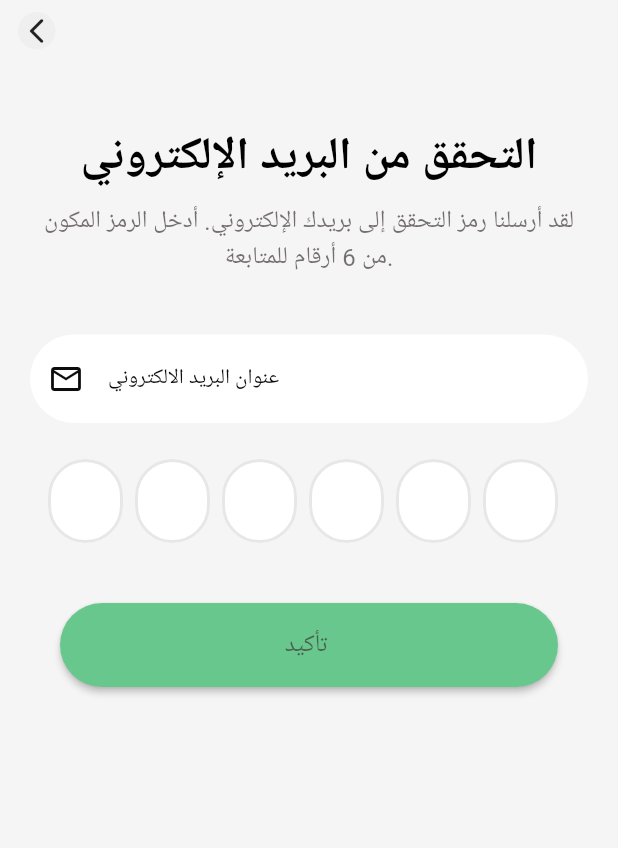
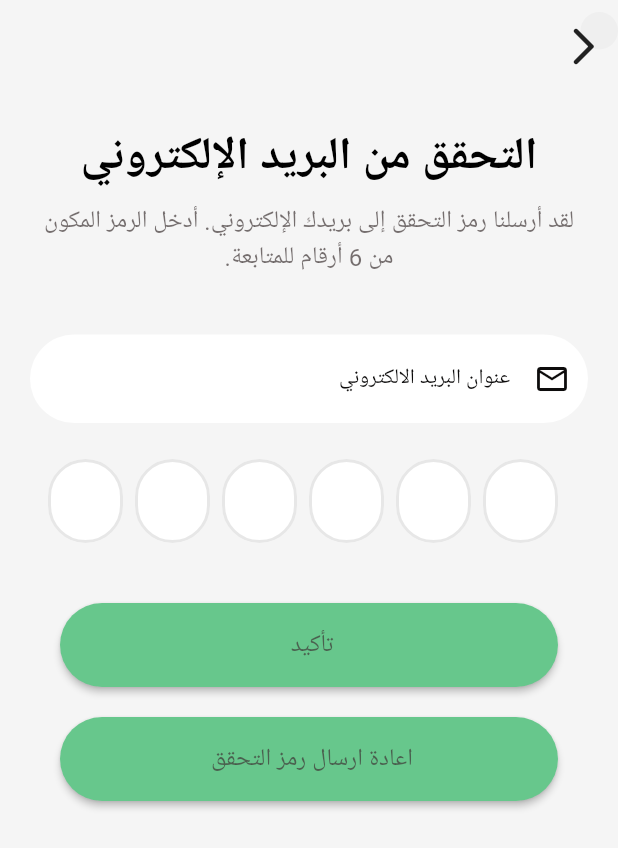
Before and after one commit to sidratello/net_application, a Flutter app: the OTPscreen screen opened by its route, on a phone screen of 412 x 824 dp. Shown: the top 848 px of the screen. Run offline on Flutter 3.47's test engine with Material 3 defaults, Android fonts, the phone set to English and light mode, and no system bars; drawn by our look-alikes of flutter_otp_text_field; our stand-ins replace bloc, dartz, dio, equatable, flutter_bloc, flutter_local_notifications and 3 more; missing offline and left inert: signalr_core; accounts and stored records are empty.

Commit message:
change in design and add resend otp

```diff
--- a/lib/feature/Auth/data/repos/auth_repo.dart
+++ b/lib/feature/Auth/data/repos/auth_repo.dart
@@ -18,6 +18,10 @@ abstract class AuthRepo {
      required String code,
       required String Email, });
 
+          Future<Either<Failure, Map<String, dynamic>>> fetchdataresendotp({
+
+      required String Email, });
+
           Future<Either<Failure, Map<String, dynamic>>> fetchdatalogin({
      required dynamic password,
       required String Email, });
--- /dev/null
+++ b/lib/feature/Auth/presentation/manager/resendotpcubit/resendotp_state.dart
@@ -0,0 +1,26 @@
+part of 'resendotp_cubit.dart';
+
+sealed class ResendotpState extends Equatable {
+  const ResendotpState();
+
+  @override
+  List<Object> get props => [];
+}
+
+final class ResendotpInitial extends ResendotpState {}
+
+
+class ResendotpLoading extends ResendotpState {}
+
+class ResendotpSuccess extends ResendotpState {
+  final String message;
+
+  const ResendotpSuccess({required this.message});
+
+}
+
+class ResendotpFailure extends ResendotpState {
+  final String errMessage;
+  const ResendotpFailure(this.errMessage);
+
+}
--- a/lib/feature/Auth/presentation/views/wedjet/custom_appbar.dart
+++ b/lib/feature/Auth/presentation/views/wedjet/custom_appbar.dart
@@ -9,14 +9,13 @@ class CustomAppBar extends StatelessWidget {
   @override
   Widget build(BuildContext context) {
     return Align(
-      alignment: Alignment.centerLeft,
+         alignment: Alignment.centerRight,
       child:      GestureDetector(
-        onTap: () {
+        onTap: onTap ?? () {
+          // السلوك الافتراضي لو ما تم تمرير onTap من برّة
           if (context.canPop()) {
-            // لو فيه صفحة قبل نقدر نرجع لها
             context.pop();
-          }
-        },
+          }},
         child: Container(
            margin: const EdgeInsets.only(top: 8, left: 12), // ↓ تقليل المساحة
           height: 25,          // ↓ كان 42 → الآن أصغر
@@ -25,10 +24,13 @@ class CustomAppBar extends StatelessWidget {
             color: const Color(0xFFEFEFEF), // اللون الرمادي اللي بالصورة
             shape: BoxShape.circle,
           ),
-          child: const Icon(
-            Icons.arrow_back_ios_new_rounded,
-            size: 20,
-            color: Colors.black87,
+          child: Padding(
+            padding: const EdgeInsets.all(8.0),
+            child: const Icon(
+              Icons.arrow_back_ios_new_rounded,
+              size: 30,
+              color: Colors.black87,
+            ),
           ),
         ),
       ),
--- a/lib/feature/Auth/presentation/views/wedjet/wedjet_for_otp/Custom_auth_body_otp.dart
+++ b/lib/feature/Auth/presentation/views/wedjet/wedjet_for_otp/Custom_auth_body_otp.dart
@@ -32,7 +32,7 @@ class _LoginScreenState extends State<customauthbodyOtp> {
             children: [
                        CustomAppBar(
                 onTap:() {
-  context.go(AppRouter.ksignupView);
+  context.go(AppRouter.kloginView);
                 },
               ),
             CustomHeader(
--- a/lib/feature/Auth/presentation/views/wedjet/wedjet_for_otp/custom_body_section_for_OTP.dart
+++ b/lib/feature/Auth/presentation/views/wedjet/wedjet_for_otp/custom_body_section_for_OTP.dart
@@ -5,6 +5,7 @@ import 'package:go_router/go_router.dart';
 import 'package:net_aplecation/core/units/app_Router.dart';
 import 'package:net_aplecation/core/validation.dart';
 import 'package:net_aplecation/feature/Auth/presentation/manager/otpcubit/otp_cubit.dart';
+import 'package:net_aplecation/feature/Auth/presentation/manager/resendotpcubit/resendotp_cubit.dart';
 
 
 import 'package:net_aplecation/feature/Auth/presentation/views/wedjet/custom_Butoom_for_auth.dart';
@@ -100,7 +101,7 @@ class _BodySectionOtpState extends State<BodySectionOtp> {
 
 
  return       Padding(
-          padding: const EdgeInsets.all(40.0),
+          padding: const EdgeInsets.only(top: 40,right: 40,left: 40,bottom: 10),
           child: AppButton(
         onPressed: () {
   if (_formKey.currentState!.validate()) {
@@ -118,6 +119,42 @@ class _BodySectionOtpState extends State<BodySectionOtp> {
     );
   },
 ),
+
+
+BlocListener<ResendotpCubit, ResendotpState>(
+  listener: (context, state) {
+                     if (state is ResendotpFailure) {
+                      ScaffoldMessenger.of(context).showSnackBar(
+                        SnackBar(content: Text(state.errMessage)),
+                      );
+                    }
+
+                    if (state is ResendotpSuccess) {
+                      ScaffoldMessenger.of(context).showSnackBar(
+                        SnackBar(content: Text(state.message)),
+                      );
+
+                    }
+  },
+  child:  Padding(
+          padding: const EdgeInsets.only(top: 10,right: 40,left: 40,),
+          child: AppButton(
+        onPressed: () {
+  if (_formKey.currentState!.validate()) {
+
+
+    context.read<ResendotpCubit>().fetchdataresendotp(
+
+      email: emailController.text.trim(),
+    );
+  }
+},
+
+          text: 'اعادة ارسال رمز التحقق ',
+       ),
+    ),
+)
+
             ],
           ),
         ),
--- a/pubspec.yaml
+++ b/pubspec.yaml
@@ -46,6 +46,8 @@ dependencies:
 
   flutter_local_notifications: ^18.0.1
   signalr_core: ^1.1.1
+  flutter_localizations:
+    sdk: flutter
 
 dev_dependencies:
   flutter_test:
```
Also changed, not shown: lib/core/function/counter_function_for_login.dart (+5 -5 lines), lib/feature/Auth/data/repos/auth_repo_imp.dart (+29 -0 lines), lib/feature/Auth/presentation/manager/resendotpcubit/resendotp_cubit.dart (added, +38 -0 lines), lib/feature/Auth/presentation/views/home.dart (+19 -5 lines), lib/feature/Auth/presentation/views/wedjet/wedjet_for_login/custom_body_section_for_login.dart (+23 -13 lines), lib/feature/Auth/presentation/views/wedjet/wedjet_for_signup/custom_auth_body_signup.dart (+8 -1 lines), lib/feature/Auth/presentation/views/wedjet/wedjet_for_signup/custom_body_section_for_signup.dart (+6 -4 lines), lib/main.dart (+26 -4 lines), lib/singlr_servese.dart (+17 -10 lines), pubspec.lock.
